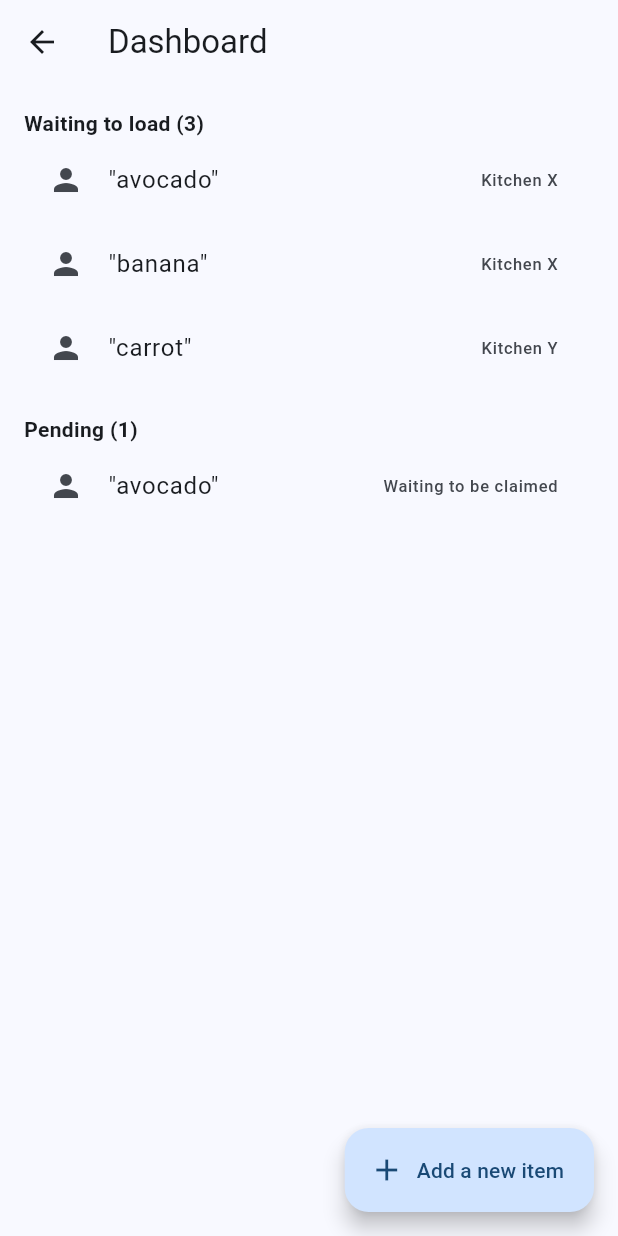
After one commit to K-Mehanna/FullPlate, a Flutter app: the DonorDashboard screen opened directly, on a phone screen of 412 x 824 dp. The commit adds this screen. Run offline on Flutter 3.47's test engine with Material 3 defaults, Android fonts, the phone set to English and light mode, and no system bars; our stand-ins replace geolocator, google_maps_flutter; missing offline and left inert: cibu.

Commit message:
feat [BM]: Add donor_dashboard, new_requests in donor home

```diff
--- /dev/null
+++ b/lib/pages/donor/donor_dashboard_page.dart
@@ -0,0 +1,144 @@
+import 'package:flutter/material.dart';
+import 'request_detail_page.dart';
+import 'new_request_page.dart';
+
+class RequestItem {
+  final String title;
+  final String location;
+  final String address;
+  final int quantity;
+  final String size;
+  final String category;
+  final String status;
+
+  RequestItem({
+    required this.title,
+    required this.location,
+    required this.address,
+    required this.quantity,
+    required this.size,
+    required this.category,
+    required this.status,
+  });
+}
+
+class DonorDashboard extends StatefulWidget {
+  DonorDashboard({super.key});
+
+  @override
+  DonorDashboardState createState() => DonorDashboardState();
+}
+
+class DonorDashboardState extends State<DonorDashboard> {
+  final List<RequestItem> waitingToLoad = [
+    RequestItem(
+      title: "avocado",
+      location: "Kitchen X",
+      address: "1 Holborn Close, E3 8AB",
+      quantity: 15,
+      size: "M",
+      category: "Veg",
+      status: "",
+    ),
+    RequestItem(
+      title: "banana",
+      location: "Kitchen X",
+      address: "1 Holborn Close, E3 8AB",
+      quantity: 10,
+      size: "L",
+      category: "Fruit",
+      status: "",
+    ),
+    RequestItem(
+      title: "carrot",
+      location: "Kitchen Y",
+      address: "2 Holborn Close, E3 8AC",
+      quantity: 20,
+      size: "S",
+      category: "Veg",
+      status: "",
+    ),
+  ];
+
+  final List<RequestItem> pending = [
+    RequestItem(
+      title: "avocado",
+      location: "",
+      address: "",
+      quantity: 0,
+      size: "N/A",
+      category: "Veg",
+      status: "Waiting to be claimed",
+    ),
+  ];
+
+  void _addNewRequest() {
+    Navigator.push(
+      context,
+      MaterialPageRoute(
+        builder: (context) => NewRequestPage(
+          addRequestCallback: (RequestItem item) => {
+            setState(() {
+              pending.add(item);
+            })
+          },
+        ),
+      ),
+    );
+  }
+
+
+
+  @override
+  Widget build(BuildContext context) {
+    return Scaffold(
+      appBar: AppBar(
+        title: Text("Dashboard"),
+      ),
+      floatingActionButton: FloatingActionButton.extended(
+        onPressed: _addNewRequest,
+        label: Text("Add a new item"),
+        icon: Icon(Icons.add),
+      ),
+      body: Padding(
+        padding: const EdgeInsets.all(16.0),
+        child: Column(
+          crossAxisAlignment: CrossAxisAlignment.start,
+          children: [
+            Expanded(
+              child: ListView(
+                children: [
+                  _buildSectionTitle("Waiting to load", waitingToLoad.length),
+                  ...waitingToLoad.map((item) => _buildListItem(context, item)).toList(),
+                  SizedBox(height: 16),
+                  _buildSectionTitle("Pending", pending.length),
+                  ...pending.map((item) => _buildListItem(context, item)).toList(),
+                ],
+              ),
+            ),
+          ],
+        ),
+      ),
+    );
+  }
+
+  Widget _buildSectionTitle(String title, int count) {
+    return Text("$title ($count)", style: TextStyle(fontWeight: FontWeight.bold));
+  }
+
+  Widget _buildListItem(BuildContext context, RequestItem item) {
+    return ListTile(
+      leading: Icon(Icons.person),
+      title: Text("\"${item.title}\""),
+      trailing: Text(item.location.isEmpty ? item.status : item.location),
+      onTap: () {
+        Navigator.push(
+          context,
+          MaterialPageRoute(
+            builder: (context) => RequestDetailPage(item: item),
+          ),
+        );
+      },
+    );
+  }
+}
--- a/lib/pages/donor/new_request_page.dart
+++ b/lib/pages/donor/new_request_page.dart
@@ -1,5 +1,5 @@
 import 'package:flutter/material.dart';
-import 'donor_home_page.dart';
+import 'donor_dashboard_page.dart';
 
 class NewRequestPage extends StatefulWidget {
   final Function(RequestItem) addRequestCallback;
@@ -38,6 +38,7 @@ class _NewRequestPageState extends State<NewRequestPage> {
       address: "",
       quantity: quantity,
       size: selectedSize,
+      category: selectedCategory,
       status: "Waiting to be claimed",
     );
     widget.addRequestCallback(newItem);
@@ -48,7 +49,7 @@ class _NewRequestPageState extends State<NewRequestPage> {
   Widget build(BuildContext context) {
     return Scaffold(
       appBar: AppBar(
-        title: Text("Make New Request"),
+        title: Text("Add new item"),
       ),
       body: Padding(
         padding: const EdgeInsets.all(16.0),
```
